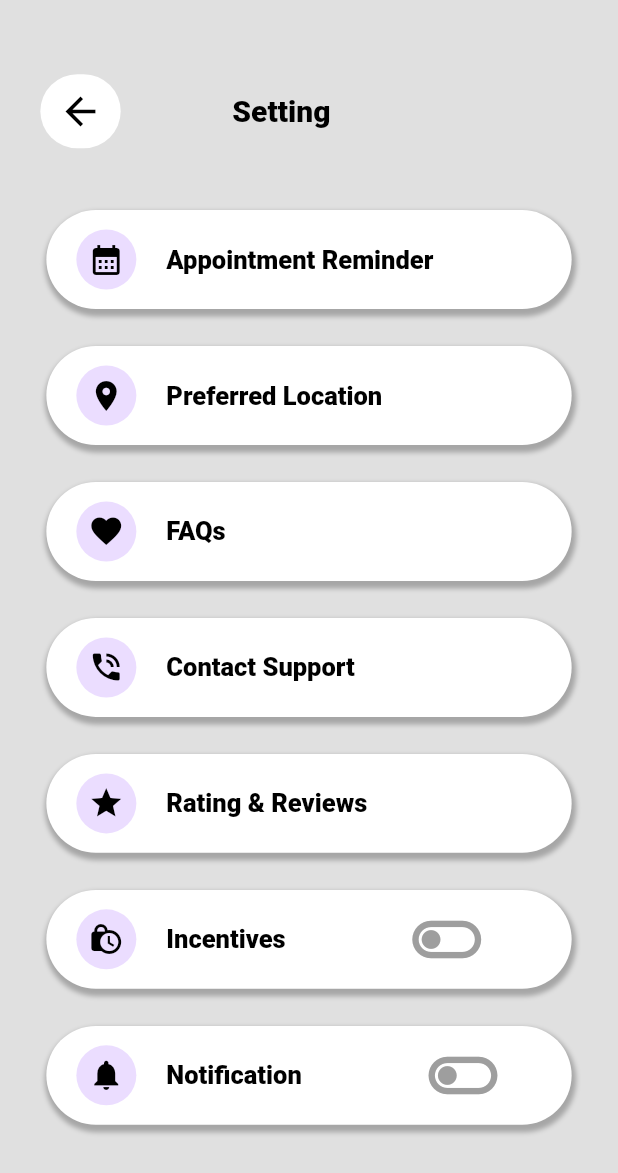
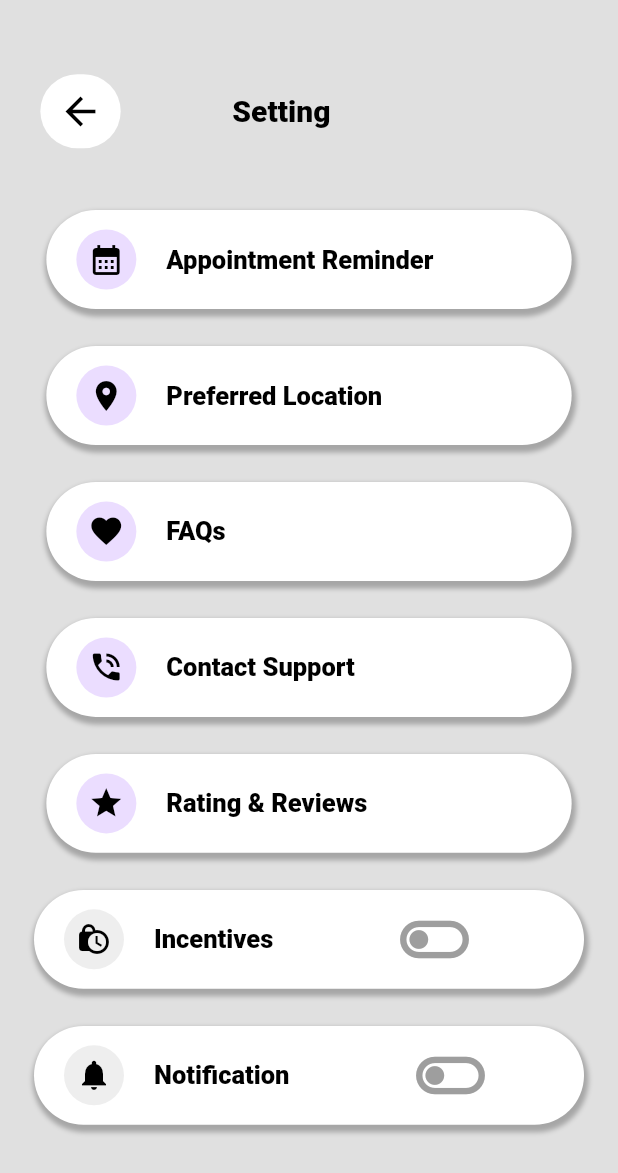
Before and after one commit to Divyanshu050303/carselling, a Flutter app: the screen it shows after launch, on a phone screen of 412 x 824 dp. Shown: the top 1173 px of the screen. Run offline on Flutter 3.47's test engine with Material 3 defaults, Android fonts, the phone set to English and light mode, and no system bars; our stand-ins replace carousel_slider; missing offline and left inert: dart:ffi; Roboto replaces fonts that are missing (Boboto).

Commit message:
adjust the space between the widget

```diff
--- a/lib/feature/setting/widget/cardwithradiobutton.dart
+++ b/lib/feature/setting/widget/cardwithradiobutton.dart
@@ -15,7 +15,7 @@ class _CardWithButtonState extends State<CardWithButton> {
     MediaQueryData mediaQueryData=MediaQuery.of(context);
     return Container(
       padding: const EdgeInsets.only(left: 20),
-      width: mediaQueryData.size.width*0.85,
+      width: mediaQueryData.size.width*0.89,
       height: mediaQueryData.size.height*0.08,
       decoration: BoxDecoration(
           color: Colors.white,
@@ -32,7 +32,9 @@ class _CardWithButtonState extends State<CardWithButton> {
       ),
       child: Row(
         children: [
-          CircleAvatar(child: Icon(widget.iconData, color: Colors.black,)),
+          CircleAvatar(
+              backgroundColor: Colors.grey.shade200,
+              child: Icon(widget.iconData, color: Colors.black,)),
           const SizedBox(width: 20,),
           Text(widget.title, style: const TextStyle(color: Colors.black, fontSize: 17, fontFamily: "Roboto",decoration: TextDecoration.none),),
           SizedBox(width: mediaQueryData.size.width*0.2,),
```
